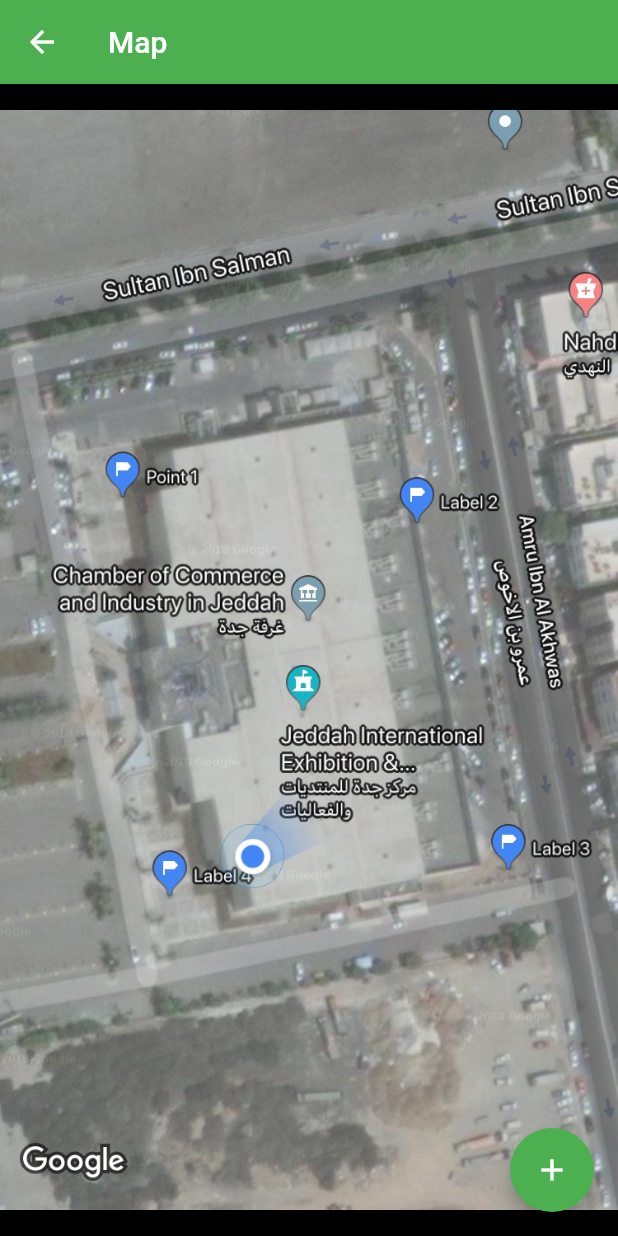
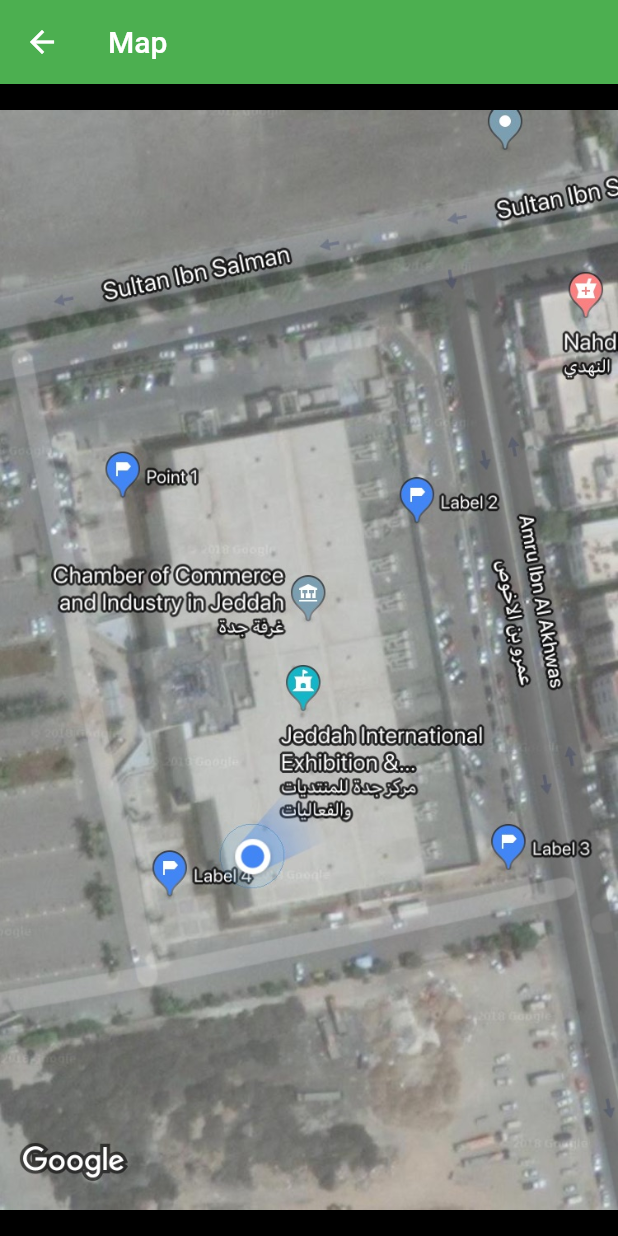
Before and after one commit to DaSvilu3/M088-Food-hajj, a Flutter app: the MyProfilePage screen opened directly, after a tap on the "map" icon, on a phone screen of 412 x 824 dp. Run offline on Flutter 3.47's test engine with Material 2 defaults, Android fonts, the phone set to English and light mode, and no system bars; drawn by our look-alikes of photo_view; our stand-ins replace firebase_database, shared_preferences; accounts and stored records are empty.

Commit message:
edit ui/ux

```diff
--- a/lib/provider/index.dart
+++ b/lib/provider/index.dart
@@ -49,7 +49,7 @@ class _MyLocationPageState extends State<MyProviderPage> {
         dedctor = Colors.yellow;
       }
       ListTile tile = new ListTile(
-        title: new Text(map["name"] + " morning"),
+        title: new Text(map["name"] + " - morning"),
         subtitle: new Text("40 meals"),
         leading: new CircleAvatar(
           child: new Text((i + 1).toString()),
@@ -57,10 +57,6 @@ class _MyLocationPageState extends State<MyProviderPage> {
         ),
       );
       _list.add(tile);
-
-
-
-
     }
     return _list;
   }
--- a/lib/trip/locations.dart
+++ b/lib/trip/locations.dart
@@ -39,10 +39,7 @@ class _MyLocationPageState extends State<MyLocationPage> {
           maxScale: 4.0,
         )
       ),
-      floatingActionButton: new FloatingActionButton(
-        tooltip: 'Increment',
-        child: new Icon(Icons.add),
-      ), // This trailing comma makes auto-formatting nicer for build methods.
+       // This trailing comma makes auto-formatting nicer for build methods.
     );
   }
 }
--- a/lib/trip/profile.dart
+++ b/lib/trip/profile.dart
@@ -22,12 +22,14 @@ class MyProfilePage extends StatefulWidget {
 class _MyProfilePageState extends State<MyProfilePage> {
   Map map;
   _MyProfilePageState({this.map});
+  final tooltip_key = new GlobalKey();
   @override
   void initState() {
     super.initState();
     init_periods();
     getLocations();
   }
+
 
   @override
   Widget build(BuildContext context) {
@@ -36,6 +38,7 @@ class _MyProfilePageState extends State<MyProfilePage> {
     return new DefaultTabController(
       length: 3,
       child: Scaffold(
+        key: _scaffoldKey,
         appBar: AppBar(
           bottom: TabBar(
             tabs: [
@@ -68,7 +71,10 @@ class _MyProfilePageState extends State<MyProfilePage> {
           ],
         ),
         floatingActionButton: new FloatingActionButton(
-          child: new Icon(Icons.map),
+          child: new Tooltip(message: 'Look Neareast Point',
+          key: tooltip_key,
+
+          child: new Icon(Icons.map)),
           onPressed: (){
             Navigator.of(context).push(new MaterialPageRoute(builder: (context)=> new MyLocationPage(title: "Map",)));
           },
@@ -76,6 +82,13 @@ class _MyProfilePageState extends State<MyProfilePage> {
       ),
     );
   }
+
+  final GlobalKey<ScaffoldState> _scaffoldKey = new GlobalKey<ScaffoldState>();
+
+void showInSnackBar(String value) {
+    _scaffoldKey.currentState.showSnackBar(new SnackBar(content: new Text(value), duration: new Duration(seconds: 4),));
+}
+
 
   List<Widget> _buildLocationListView(String type, int choose) {
     List<Widget> _list = [];
@@ -91,12 +104,6 @@ class _MyProfilePageState extends State<MyProfilePage> {
       }
       ListTile tile = new ListTile(
         title: new Text(map["name"]),
-        subtitle: new Text(
-          "still : " +
-         (map["can_handle"] - map[type]).toString() +
-            " out " +
-            map["can_handle"].toString() +
-            " meals"),
         leading: new CircleAvatar(
           child: new Text((i + 1).toString()),
           backgroundColor: dedctor,
@@ -108,22 +115,22 @@ class _MyProfilePageState extends State<MyProfilePage> {
       for (int i = choose; i < choose + 3; i++) {
         int number = 0;
         booking.forEach((book) {
-          print("------");
           if (book == null) return;
           String t = book["type"];
           String code = book["trip"];
           String tes = type[type.length - 1];
+          String loc = book["location"].toString();
           if (t.indexOf(tes) != -1 &&
               code.indexOf("OM_1333") != -1 &&
-              book["p"] == i) {
-            number = (book["number"]);
-          } else if (t.indexOf(tes) != -1) {
-            print("noo");
+              book["p"] == i && loc.indexOf(i.toString()) != -1 ) {
+            number += (book["number"]);
+            print(number);
           }
         });
         _list.add(new ListTile(
-            title: new Text(periods[i]["time"]),
-            subtitle: new Text(number.toString()),
+            title: new Text(periods[i]["time"], style: new TextStyle(color: Colors.grey),),
+            subtitle: new Text( "Left: " + ( map["can_handle"] -  number).toString() + " meal",
+                              style: new TextStyle(fontSize: 12.0),),
             leading: new FlatButton(
               child: new Icon(Icons.add, color: Colors.white,),
               color: Colors.blue,
@@ -160,7 +167,8 @@ class _MyProfilePageState extends State<MyProfilePage> {
                             var uuid = new Uuid().v1();
                             FirebaseDatabase.instance.reference().child("/booking/5/").set(map2).then((onValue){
                               Navigator.of(context).pop();
-                              Navigator.of(context).pop();
+                              showInSnackBar("your order will be ready just in your time!");
+
                             });
                           },
                         ),
@@ -170,6 +178,7 @@ class _MyProfilePageState extends State<MyProfilePage> {
                 );
               },
             )));
+            _list.add(new Divider());
       }
 
     }
@@ -229,6 +238,10 @@ class _MyProfilePageState extends State<MyProfilePage> {
         });
 
         setState(() {
+
+          final dynamic tooltip = tooltip_key.currentState;
+          tooltip.ensureTooltipVisible();
+
           print("refreshed");
         });
       });
@@ -240,39 +253,39 @@ class _MyProfilePageState extends State<MyProfilePage> {
     String text = r'''
 [{
   "id" : 1,
-  "time" : "6:00-7:00",
+  "time" : "6:00AM to 7:00AM",
   "type" : "m"
 }, {
   "id" : 2,
-  "time" : "7:00-8:00",
+  "time" : "7:00AM to 8:00AM",
   "type" : "m"
 }, {
   "id" : 3,
-  "time" : "8:00-9:00",
+  "time" : "8:00AM to 9:00AM",
   "type" : "m"
 }, {
   "id" : 4,
-  "time" : "11:30-12:30",
+  "time" : "11:30AM to 12:30PM",
   "type" : "l"
 }, {
   "id" : 5,
-  "time" : "12:30-1:30",
+  "time" : "12:30PM to 1:30PM",
   "type" : "l"
 }, {
   "id" : 6,
-  "time" : "1:30-2:30",
+  "time" : "1:30PM to 2:30PM",
   "type" : "l"
 }, {
   "id" : 7,
-  "time" : "6:00:7:00",
+  "time" : "6:00PM to 7:00PM",
   "type" : "d"
 }, {
   "id" : 8,
-  "time" : "7:00-8:00",
+  "time" : "7:00PM to 8:00PM",
   "type" : "d"
 }, {
   "id" : 9,
-  "time" : "8:00-9:00",
+  "time" : "8:00PM to 9:00PM",
   "type" : "d"
 } ]
   ''';
--- a/lib/util/db_helper.dart
+++ b/lib/util/db_helper.dart
@@ -15,7 +15,6 @@ abstract class DBHelperBase {
   Map convertJsonToMap(String json);
   String randomString(int length);
   Future<int> delete_section(String base_key);
-
   void removeKey(String key);
 }
 
```
Also changed, not shown: lib/code.dart (+8 -1 lines), lib/main.dart (+0 -9 lines).
